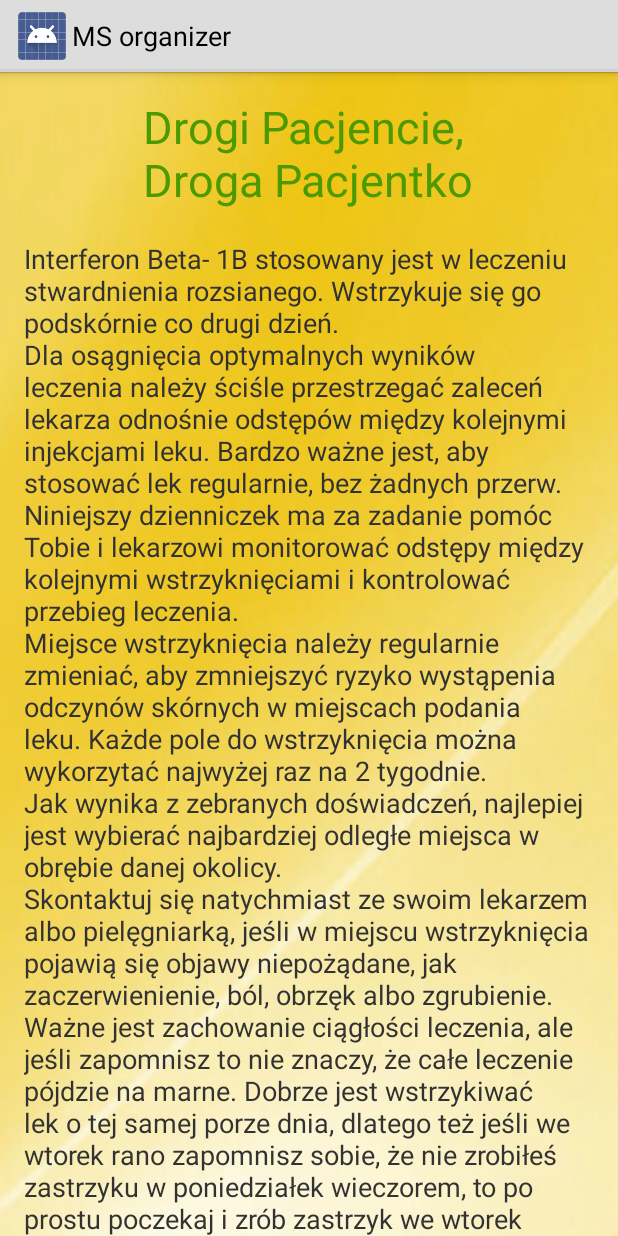
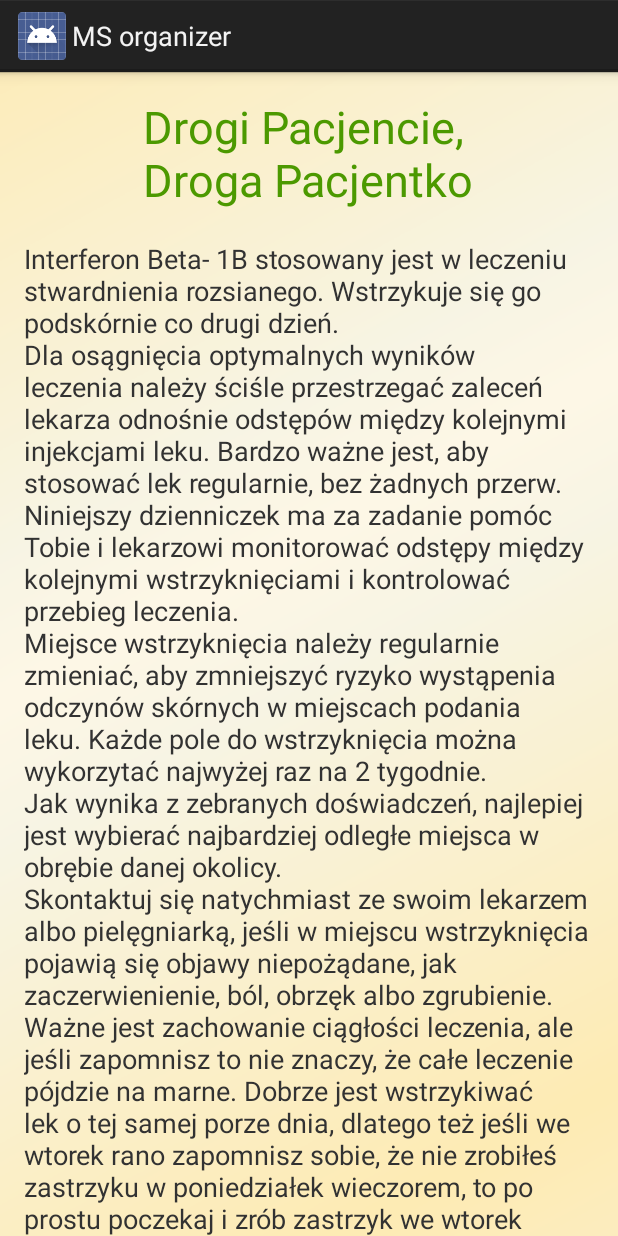
Before and after one commit to karolskora1993/MSorganizer, an Android app: the AboutActivity screen opened directly, with no data from a screen before it, on a phone screen of 412 x 824 dp. Run offline under Robolectric (Android 15) with nearby library versions, the phone set to English and light mode, and no system bars.

Commit message:
kilka malych poprawek

```diff
--- a/app/src/main/AndroidManifest.xml
+++ b/app/src/main/AndroidManifest.xml
@@ -4,10 +4,10 @@
 
     <application
         android:allowBackup="true"
-        android:icon="@mipmap/ic_launcher"
+        android:icon="@mipmap/ic"
         android:label="@string/app_name"
         android:supportsRtl="true"
-        android:theme="@android:style/Theme.Holo.Light">
+        android:theme="@android:style/Theme.Holo.Light.DarkActionBar">
         <activity android:name=".activities.InitialSettingsActivity" >
         </activity>
         <activity android:name=".activities.AboutActivity">
--- a/app/src/main/res/layout/layout_about.xml
+++ b/app/src/main/res/layout/layout_about.xml
@@ -9,7 +9,7 @@
         android:paddingRight="@dimen/activity_horizontal_margin"
         android:paddingTop="@dimen/activity_vertical_margin"
         android:paddingBottom="@dimen/activity_vertical_margin"
-        android:background="@drawable/bg_yellow">
+        android:background="@drawable/bg">
 
         <TextView
             android:layout_width="wrap_content"
--- a/app/src/main/res/layout/layout_first_injection_time.xml
+++ b/app/src/main/res/layout/layout_first_injection_time.xml
@@ -5,7 +5,7 @@
     android:paddingRight="@dimen/activity_horizontal_margin"
     android:paddingTop="@dimen/activity_vertical_margin"
     android:paddingBottom="@dimen/activity_vertical_margin" tools:context="com.karolskora.msorgranizer.activities.FirstInjectionTimeActivity"
-    android:background="@drawable/bg_yellow">
+    android:background="@drawable/bg">
 
 
     <TimePicker
--- a/app/src/main/res/layout/layout_initial_settings.xml
+++ b/app/src/main/res/layout/layout_initial_settings.xml
@@ -5,7 +5,7 @@
     android:paddingRight="@dimen/activity_horizontal_margin"
     android:paddingTop="@dimen/activity_vertical_margin"
     android:paddingBottom="@dimen/activity_vertical_margin" tools:context="com.karolskora.msorgranizer.activities.InitialSettingsActivity"
-    android:background="@drawable/bg_yellow">
+    android:background="@drawable/bg">
 
     <EditText
         android:layout_width="wrap_content"
@@ -18,7 +18,7 @@
         android:layout_marginTop="100dp"
         android:width="@dimen/initial_settings_text_view_width"
         android:textAlignment="center"
-        android:textSize="@dimen/text_size_medium"/>
+        android:textSize="@dimen/text_size_medium" />
 
     <EditText
         android:layout_width="wrap_content"
--- a/app/src/main/res/layout/layout_main.xml
+++ b/app/src/main/res/layout/layout_main.xml
@@ -6,6 +6,6 @@
     android:paddingTop="@dimen/activity_vertical_margin"
     android:paddingBottom="@dimen/activity_vertical_margin"
     tools:context="com.karolskora.msorgranizer.activities.MainActivity"
-    android:background="@drawable/bg_yellow">
+    android:background="@drawable/bg">
 
 </RelativeLayout>
```
Also changed, not shown: app/src/main/ic-web.png (added), app/src/main/res/drawable/bg.png (added), app/src/main/res/mipmap-hdpi/ic.png (added), app/src/main/res/mipmap-mdpi/ic.png (added), app/src/main/res/mipmap-xhdpi/ic.png (added), app/src/main/res/mipmap-xxhdpi/ic.png (added), app/src/main/res/mipmap-xxxhdpi/ic.png (added), app/src/main/res/raw/ic.png (added), 1 other file.
